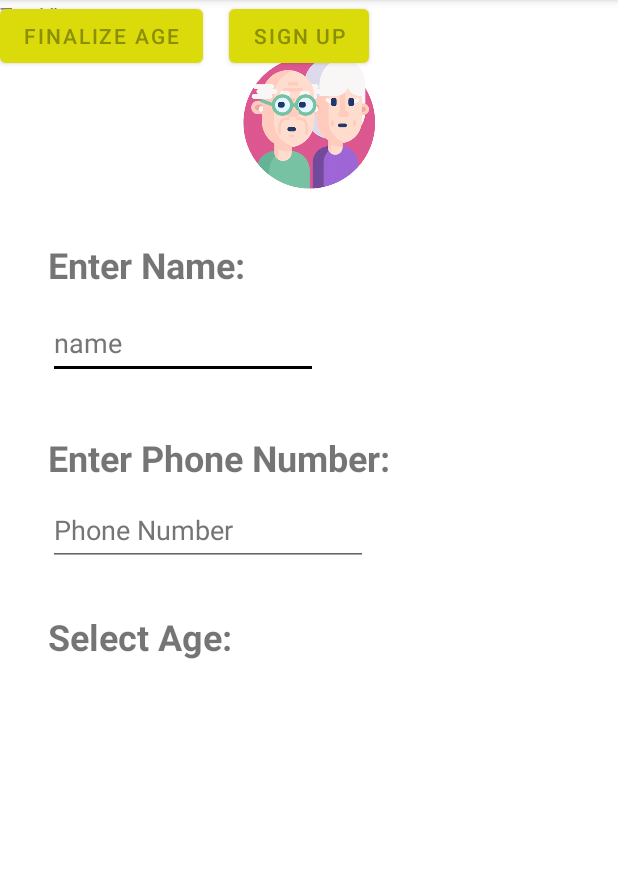
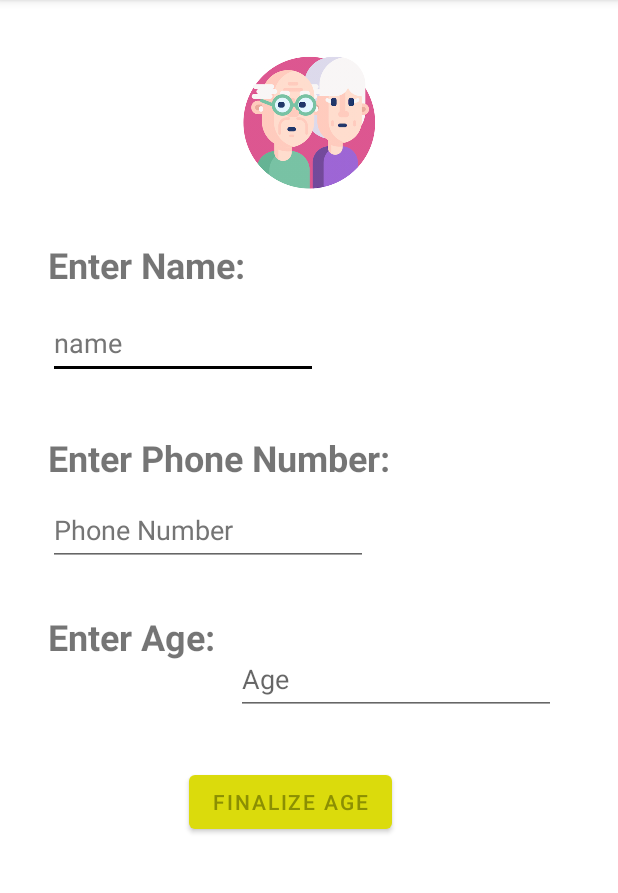
Before and after one commit to Sam0702/Oldify, an Android app: the SignUp screen opened directly, with no data from a screen before it, on a phone screen of 412 x 824 dp, the part 84-977 px from its top. Run offline under Robolectric (Android 15) with nearby library versions, the phone set to English and light mode, and no system bars.

Commit message:
Added new security feature

```diff
--- a/app/src/main/java/com/jc897407/oldify/SignUp.java
+++ b/app/src/main/java/com/jc897407/oldify/SignUp.java
@@ -8,10 +8,13 @@ import android.content.Intent;
 import android.os.Bundle;
 import android.view.Menu;
 import android.view.MenuItem;
+import android.view.View;
 import android.widget.ArrayAdapter;
 import android.widget.Button;
+import android.widget.EditText;
 import android.widget.Spinner;
 import android.widget.TextView;
+import android.widget.Toast;
 
 public class SignUp extends AppCompatActivity {
 
@@ -32,6 +35,34 @@ public class SignUp extends AppCompatActivity {
             startActivity(intent);
         });
 
+        Button age_fn = (Button) findViewById(R.id.age_button);
+        age_fn.setOnClickListener( new View.OnClickListener() {
+            @Override
+            public void onClick(View v) {
+                age_function();
+            }
+        });
+    }
+
+    private void age_function() {
+
+        Button signup = findViewById(R.id.signup);
+        Button signup2 = findViewById(R.id.signup2);
+        Button age_button = findViewById(R.id.age_button);
+
+        EditText age = findViewById(R.id.age);
+        double amount = Double.parseDouble(age.getText().toString());
+
+        if (amount >= 70) {
+            signup.setVisibility(View.VISIBLE);
+        }
+
+        else {
+            signup.setVisibility(View.VISIBLE);
+            signup2.setVisibility(View.VISIBLE);
+        }
+
+        age_button.setVisibility(View.INVISIBLE);
     }
 
     @Override
--- a/app/src/main/res/layout/activity_sign_up.xml
+++ b/app/src/main/res/layout/activity_sign_up.xml
@@ -14,7 +14,7 @@
         android:layout_marginStart="32dp"
         android:layout_marginTop="408dp"
         android:layout_marginEnd="219dp"
-        android:text="Select Age:"
+        android:text="Enter Age:"
         android:textSize="24sp"
         android:textStyle="bold"
         app:layout_constraintEnd_toEndOf="parent"
@@ -101,27 +101,45 @@
         android:id="@+id/signup"
         android:layout_width="wrap_content"
         android:layout_height="wrap_content"
-        android:layout_marginStart="152dp"
-        android:layout_marginEnd="165dp"
-        android:text="@string/sign_up"
-        app:layout_constraintEnd_toEndOf="parent"
-        app:layout_constraintStart_toStartOf="parent"
-        tools:layout_editor_absoluteY="643dp" />
-
-    <TextView
-        android:id="@+id/textView8"
-        android:layout_width="88dp"
-        android:layout_height="35dp"
-        android:text="TextView"
-        tools:layout_editor_absoluteX="42dp"
-        tools:layout_editor_absoluteY="457dp" />
+        android:layout_marginStart="123dp"
+        android:layout_marginBottom="14dp"
+        android:text="Easy Sign Up"
+        android:visibility="invisible"
+        app:layout_constraintBottom_toTopOf="@+id/signup2"
+        app:layout_constraintStart_toStartOf="parent" />
 
     <Button
-        android:id="@+id/button2"
+        android:id="@+id/signup2"
         android:layout_width="wrap_content"
         android:layout_height="wrap_content"
+        android:layout_marginStart="86dp"
+        android:layout_marginBottom="66dp"
+        android:text="Sign up with security"
+        android:visibility="invisible"
+        app:layout_constraintBottom_toBottomOf="parent"
+        app:layout_constraintStart_toStartOf="parent" />
+
+    <Button
+        android:id="@+id/age_button"
+        android:layout_width="wrap_content"
+        android:layout_height="wrap_content"
+        android:layout_marginStart="126dp"
+        android:layout_marginBottom="33dp"
         android:text="Finalize age"
-        tools:layout_editor_absoluteX="142dp"
-        tools:layout_editor_absoluteY="502dp" />
+        app:layout_constraintBottom_toTopOf="@+id/signup"
+        app:layout_constraintStart_toStartOf="parent" />
+
+    <EditText
+        android:id="@+id/age"
+        android:layout_width="wrap_content"
+        android:layout_height="wrap_content"
+        android:layout_marginStart="14dp"
+        android:layout_marginBottom="34dp"
+        android:ems="10"
+        android:hint="Age"
+        android:inputType="numberDecimal"
+        android:minHeight="48dp"
+        app:layout_constraintBottom_toTopOf="@+id/age_button"
+        app:layout_constraintStart_toEndOf="@+id/textView4" />
 
 </androidx.constraintlayout.widget.ConstraintLayout>
```
